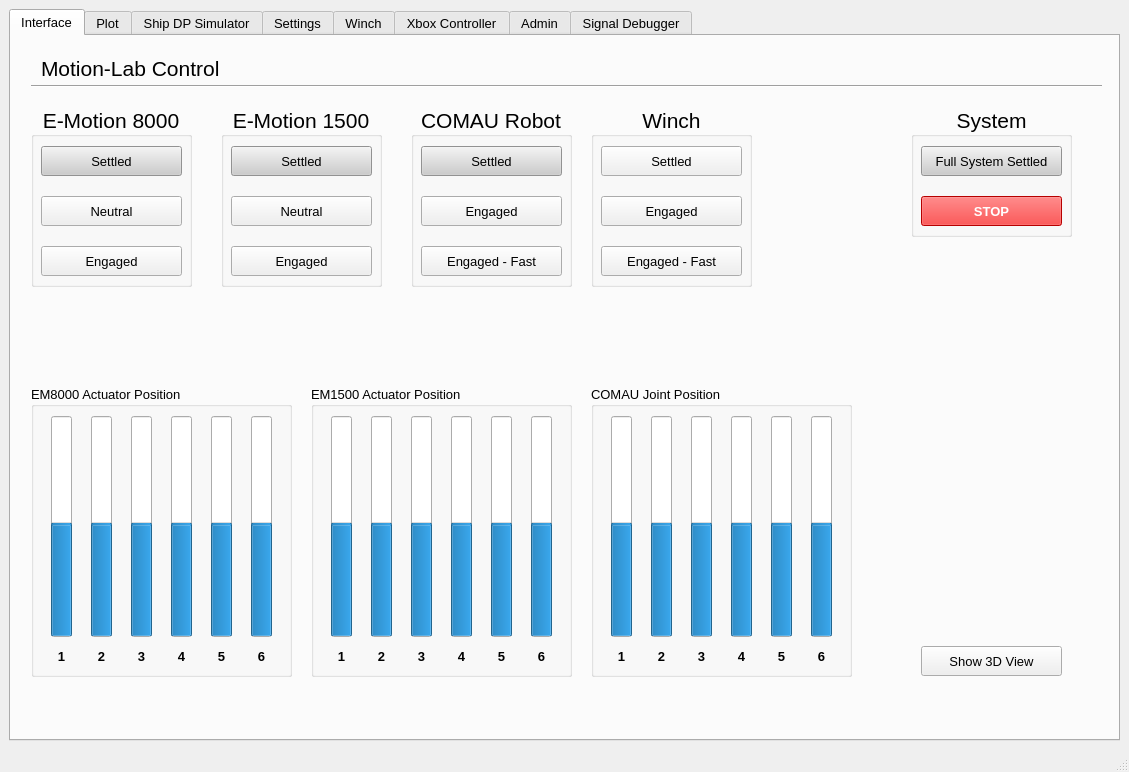
This is hmi/src/gui.ui in sondretordal/motion-lab as Qt 5 draws it before an edit. The edited form follows.
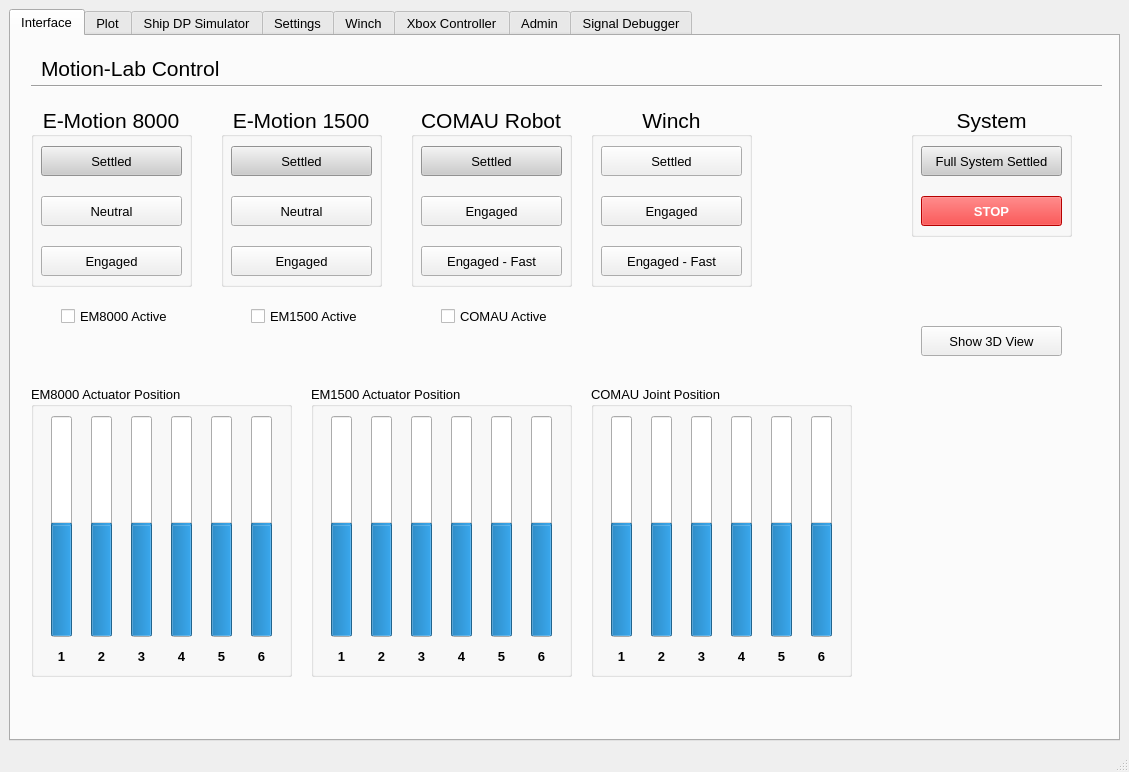
This is the edited form. Custom widgets are drawn as their Qt base class.

What changed in the file:
```diff
--- a/hmi/src/gui.ui
+++ b/hmi/src/gui.ui
@@ -1460,7 +1460,7 @@
         <property name="geometry">
          <rect>
           <x>910</x>
-          <y>610</y>
+          <y>290</y>
           <width>141</width>
           <height>30</height>
          </rect>
@@ -1480,6 +1480,96 @@
          <bool>false</bool>
         </property>
        </widget>
+       <widget class="QCheckBox" name="activeEM8000">
+        <property name="geometry">
+         <rect>
+          <x>50</x>
+          <y>270</y>
+          <width>111</width>
+          <height>21</height>
+         </rect>
+        </property>
+        <property name="font">
+         <font>
+          <pointsize>10</pointsize>
+         </font>
+        </property>
+        <property name="text">
+         <string>EM8000 Active</string>
+        </property>
+        <property name="iconSize">
+         <size>
+          <width>16</width>
+          <height>16</height>
+         </size>
+        </property>
+        <property name="checkable">
+         <bool>false</bool>
+        </property>
+        <property name="tristate">
+         <bool>false</bool>
+        </property>
+       </widget>
+       <widget class="QCheckBox" name="activeEM1500">
+        <property name="geometry">
+         <rect>
+          <x>240</x>
+          <y>270</y>
+          <width>111</width>
+          <height>21</height>
+         </rect>
+        </property>
+        <property name="font">
+         <font>
+          <pointsize>10</pointsize>
+         </font>
+        </property>
+        <property name="text">
+         <string>EM1500 Active</string>
+        </property>
+        <property name="iconSize">
+         <size>
+          <width>16</width>
+          <height>16</height>
+         </size>
+        </property>
+        <property name="checkable">
+         <bool>false</bool>
+        </property>
+        <property name="tristate">
+         <bool>false</bool>
+        </property>
+       </widget>
+       <widget class="QCheckBox" name="activeCOMAU">
+        <property name="geometry">
+         <rect>
+          <x>430</x>
+          <y>270</y>
+          <width>111</width>
+          <height>21</height>
+         </rect>
+        </property>
+        <property name="font">
+         <font>
+          <pointsize>10</pointsize>
+         </font>
+        </property>
+        <property name="text">
+         <string>COMAU Active</string>
+        </property>
+        <property name="iconSize">
+         <size>
+          <width>16</width>
+          <height>16</height>
+         </size>
+        </property>
+        <property name="checkable">
+         <bool>false</bool>
+        </property>
+        <property name="tristate">
+         <bool>false</bool>
+        </property>
+       </widget>
        <zorder>groupBox_EM8000</zorder>
        <zorder>groupBox_EM1500_2</zorder>
        <zorder>groupBox_EM1500</zorder>
```
Left out of the diff: 3 changed lines with no effect on the pictures.
